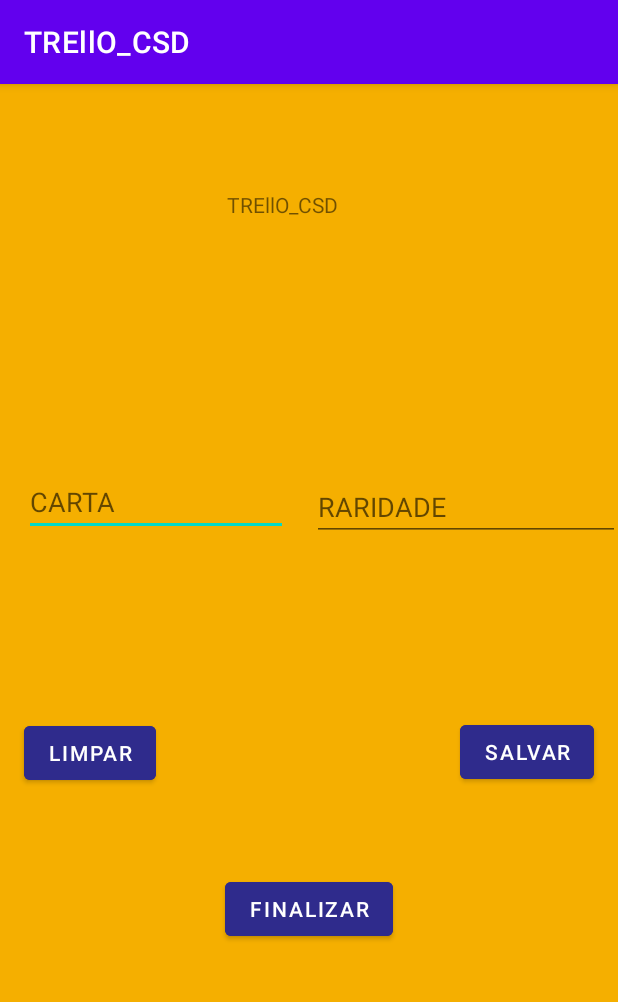
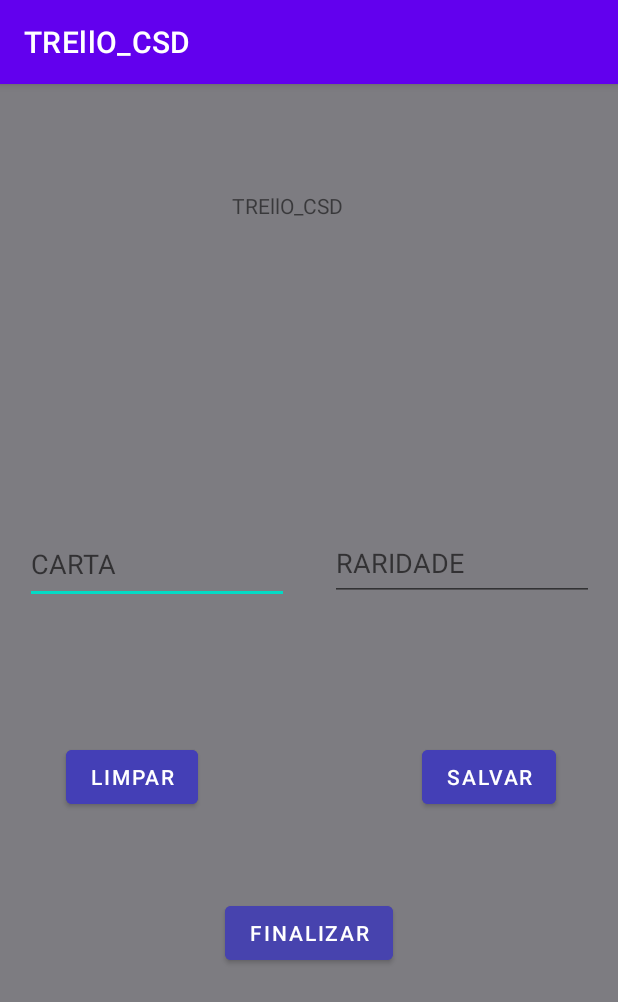
Before and after one commit to ArtleandroMDM/aula-senac, an Android app: the screen it shows after launch (MainActivity), on a phone screen of 412 x 824 dp. Shown: the top 1002 px of the screen. Run offline under Robolectric (Android 15) with nearby library versions, the phone set to English and light mode, and no system bars.

Commit message:
Carta
app carta em andamento

```diff
--- a/Mobile/TREllO_CSD/app/build.gradle
+++ b/Mobile/TREllO_CSD/app/build.gradle
@@ -4,12 +4,12 @@ plugins {
 
 android {
     namespace 'defandroide.arthur.trello_csd'
-    compileSdk 32
+    compileSdk 34
 
     defaultConfig {
         applicationId "defandroide.arthur.trello_csd"
         minSdk 27
-        targetSdk 32
+        targetSdk 33
         versionCode 1
         versionName "1.0"
 
--- a/Mobile/TREllO_CSD/app/src/main/AndroidManifest.xml
+++ b/Mobile/TREllO_CSD/app/src/main/AndroidManifest.xml
@@ -13,7 +13,7 @@
         android:theme="@style/Theme.TREllO_CSD"
         tools:targetApi="31">
         <activity
-            android:name=".MainActivity"
+            android:name=".View.MainActivity"
             android:exported="true">
             <intent-filter>
                 <action android:name="android.intent.action.MAIN" />
--- a/Mobile/TREllO_CSD/app/src/main/java/defandroide/arthur/trello_csd/MainActivity.java
+++ /dev/null
@@ -1,14 +0,0 @@
-package defandroide.arthur.trello_csd;
-
-import androidx.appcompat.app.AppCompatActivity;
-
-import android.os.Bundle;
-
-public class MainActivity extends AppCompatActivity {
-
-    @Override
-    protected void onCreate(Bundle savedInstanceState) {
-        super.onCreate(savedInstanceState);
-        setContentView(R.layout.activity_main);
-    }
-}
--- /dev/null
+++ b/Mobile/TREllO_CSD/app/src/main/java/defandroide/arthur/trello_csd/Model/Cartas.java
@@ -0,0 +1,24 @@
+package defandroide.arthur.trello_csd.Model;
+
+public class Cartas {
+
+    private String Carta;
+    private String Raridade;
+
+
+    public String getCarta() {
+        return Carta;
+    }
+
+    public void setCarta(String carta) {
+        Carta = carta;
+    }
+
+    public String getRaridade() {
+        return Raridade;
+    }
+
+    public void setRaridade(String raridade) {
+        Raridade = raridade;
+    }
+}
--- /dev/null
+++ b/Mobile/TREllO_CSD/app/src/main/java/defandroide/arthur/trello_csd/View/MainActivity.java
@@ -0,0 +1,72 @@
+package defandroide.arthur.trello_csd.View;
+
+import androidx.appcompat.app.AppCompatActivity;
+
+import android.os.Bundle;
+import android.view.View;
+import android.widget.Button;
+import android.widget.EditText;
+import android.widget.Toast;
+
+import defandroide.arthur.trello_csd.Model.Cartas;
+import defandroide.arthur.trello_csd.R;
+
+public class MainActivity extends AppCompatActivity {
+
+    Cartas cartas;
+
+    EditText edit_carta;
+    EditText edit_raridade;
+
+    Button btn_limpar;
+    Button btn_Salvar;
+    Button btn_Finalizar;
+
+    @Override
+    protected void onCreate(Bundle savedInstanceState) {
+        super.onCreate(savedInstanceState);
+        setContentView(R.layout.activity_main);
+        cartas = new Cartas();
+
+
+        edit_carta = findViewById(R.id.edit_carta);
+        edit_raridade = findViewById(R.id.edit_raridade);
+
+        edit_carta.setText(cartas.getCarta());
+        edit_raridade.setText(cartas.getRaridade());
+
+        btn_limpar = findViewById(R.id.btn_limpar);
+        btn_Salvar = findViewById(R.id.btn_salvar);
+        btn_Finalizar = findViewById(R.id.btn_finalizar);
+
+        btn_limpar.setOnClickListener(new View.OnClickListener() {
+            @Override
+            public void onClick(View view) {
+
+                edit_carta.setText("");
+                edit_raridade.setText("");
+
+            }
+        });
+        btn_Finalizar.setOnClickListener(new View.OnClickListener() {
+            @Override
+            public void onClick(View view) {
+                Toast.makeText(MainActivity.this, "Aplicativo Finalizado", Toast.LENGTH_LONG).show();
+                finish();
+            }
+        });
+
+        btn_Salvar.setOnClickListener(new View.OnClickListener() {
+            @Override
+            public void onClick(View view) {
+
+            cartas.setCarta(edit_carta.getText().toString());
+            cartas.setRaridade(edit_raridade.getText().toString());
+
+            Toast.makeText(MainActivity.this, "Dados Salvos com sucesso" + cartas.toString(),Toast.LENGTH_LONG).show();
+
+            }
+        });
+
+    }
+}
--- /dev/null
+++ b/Mobile/TREllO_CSD/app/src/main/java/defandroide/arthur/trello_csd/controller/CartaController.java
@@ -0,0 +1,11 @@
+package defandroide.arthur.trello_csd.controller;
+
+import android.content.SharedPreferences;
+
+public class CartaController {
+        SharedPreferences preferences;
+        SharedPreferences.Editor Cartas;
+        public static final String NOME_PREFERENCES = "pref-cartas";
+
+
+}
--- a/Mobile/TREllO_CSD/app/src/main/res/layout/activity_main.xml
+++ b/Mobile/TREllO_CSD/app/src/main/res/layout/activity_main.xml
@@ -4,8 +4,8 @@
     xmlns:tools="http://schemas.android.com/tools"
     android:layout_width="match_parent"
     android:layout_height="match_parent"
-    android:background="#F5AF00"
-    tools:context=".MainActivity">
+    android:background="#7D7C81"
+    tools:context=".View.MainActivity">
 
     <TextView
         android:id="@+id/textView"
@@ -14,81 +14,83 @@
         android:text="TREllO_CSD"
         app:layout_constraintBottom_toBottomOf="parent"
         app:layout_constraintEnd_toEndOf="parent"
-        app:layout_constraintHorizontal_bias="0.498"
+        app:layout_constraintHorizontal_bias="0.508"
         app:layout_constraintStart_toStartOf="parent"
         app:layout_constraintTop_toTopOf="parent"
-        app:layout_constraintVertical_bias="0.096" />
+        app:layout_constraintVertical_bias="0.097" />
 
     <Button
-        android:id="@+id/button"
+        android:id="@+id/btn_limpar"
         android:layout_width="wrap_content"
         android:layout_height="wrap_content"
         android:layout_marginBottom="56dp"
-        android:backgroundTint="#2F2B8C"
+        android:backgroundTint="#443FB6"
         android:text="Limpar"
-        app:layout_constraintBottom_toTopOf="@+id/button3"
-        app:layout_constraintEnd_toStartOf="@+id/button2"
-        app:layout_constraintHorizontal_bias="0.074"
+        app:layout_constraintBottom_toTopOf="@+id/btn_finalizar"
+        app:layout_constraintEnd_toStartOf="@+id/btn_salvar"
+        app:layout_constraintHorizontal_bias="0.226"
         app:layout_constraintStart_toStartOf="parent"
-        app:layout_constraintTop_toBottomOf="@+id/editTextNumberPassword"
+        app:layout_constraintTop_toBottomOf="@+id/edit_carta"
         app:layout_constraintVertical_bias="1.0" />
 
     <Button
-        android:id="@+id/button2"
+        android:id="@+id/btn_salvar"
         android:layout_width="wrap_content"
         android:layout_height="wrap_content"
         android:layout_marginBottom="52dp"
-        android:backgroundTint="#2F2B8C"
+        android:backgroundTint="#FF443FB6"
         android:text="Salvar"
-        app:layout_constraintBottom_toTopOf="@+id/button3"
+        app:layout_constraintBottom_toTopOf="@+id/btn_finalizar"
         app:layout_constraintEnd_toEndOf="parent"
-        app:layout_constraintHorizontal_bias="0.95"
+        app:layout_constraintHorizontal_bias="0.871"
         app:layout_constraintStart_toStartOf="parent"
-        app:layout_constraintTop_toBottomOf="@+id/editTextPhone"
-        app:layout_constraintVertical_bias="0.96" />
+        app:layout_constraintTop_toBottomOf="@+id/edit_raridade"
+        app:layout_constraintVertical_bias="0.956" />
 
     <Button
-        android:id="@+id/button3"
+        android:id="@+id/btn_finalizar"
         android:layout_width="wrap_content"
         android:layout_height="wrap_content"
         android:layout_marginBottom="176dp"
-        android:backgroundTint="#2F2B8C"
+        android:backgroundTint="#4743AE"
         android:text="Finalizar"
         app:layout_constraintBottom_toBottomOf="parent"
         app:layout_constraintEnd_toEndOf="parent"
         app:layout_constraintStart_toStartOf="parent"
         app:layout_constraintTop_toBottomOf="@+id/textView"
-        app:layout_constraintVertical_bias="0.959" />
+        app:layout_constraintVertical_bias="0.995" />
 
     <EditText
-        android:id="@+id/editTextNumberPassword"
+        android:id="@+id/edit_carta"
         android:layout_width="176dp"
-        android:layout_height="41dp"
-        android:layout_marginTop="132dp"
+        android:layout_height="49dp"
+        android:layout_marginEnd="16dp"
+        android:layout_marginBottom="172dp"
         android:ems="10"
+        android:gravity="start|top"
         android:hint="CARTA"
-        android:inputType="numberPassword"
-        app:layout_constraintBottom_toTopOf="@+id/button3"
-        app:layout_constraintEnd_toEndOf="parent"
-        app:layout_constraintHorizontal_bias="0.068"
+        android:inputType="textMultiLine"
+        app:layout_constraintBottom_toTopOf="@+id/btn_finalizar"
+        app:layout_constraintEnd_toStartOf="@+id/edit_raridade"
+        app:layout_constraintHorizontal_bias="0.592"
         app:layout_constraintStart_toStartOf="parent"
         app:layout_constraintTop_toBottomOf="@+id/textView"
-        app:layout_constraintVertical_bias="0.109" />
+        app:layout_constraintVertical_bias="0.893" />
 
     <EditText
-        android:id="@+id/editTextPhone"
-        android:layout_width="205dp"
-        android:layout_height="44dp"
-        android:layout_marginStart="16dp"
-        android:layout_marginTop="132dp"
+        android:id="@+id/edit_raridade"
+        android:layout_width="176dp"
+        android:layout_height="48dp"
+        android:layout_marginBottom="168dp"
         android:ems="10"
+        android:gravity="start|top"
         android:hint="RARIDADE"
-        android:inputType="phone"
-        app:layout_constraintBottom_toTopOf="@+id/button3"
+        android:inputType="textMultiLine"
+        app:layout_constraintBottom_toTopOf="@+id/btn_finalizar"
         app:layout_constraintEnd_toEndOf="parent"
-        app:layout_constraintHorizontal_bias="0.0"
-        app:layout_constraintStart_toEndOf="@+id/editTextNumberPassword"
+        app:layout_constraintHorizontal_bias="0.931"
+        app:layout_constraintStart_toStartOf="parent"
         app:layout_constraintTop_toBottomOf="@+id/textView"
-        app:layout_constraintVertical_bias="0.111" />
+        app:layout_constraintVertical_bias="0.87" />
 
 </androidx.constraintlayout.widget.ConstraintLayout>
```
